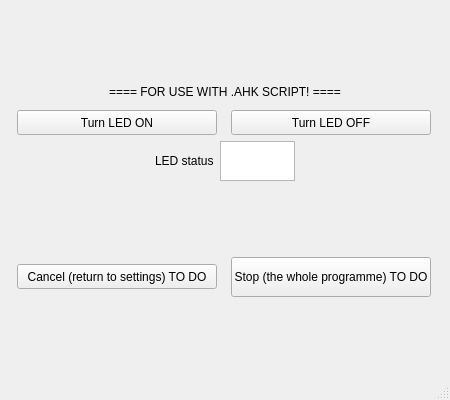
This is UIs/IrrKin.ui in CrespiLab/MODmode as Qt 5 draws it before an edit. The edited form follows.
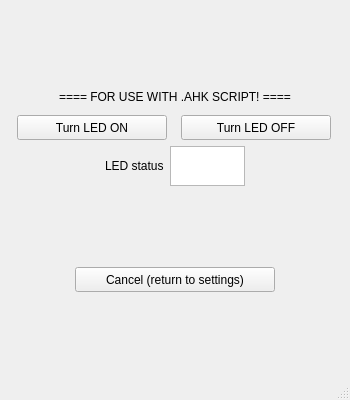
This is the edited form.

Patch:
```diff
--- a/UIs/IrrKin.ui
+++ b/UIs/IrrKin.ui
@@ -6,7 +6,7 @@
    <rect>
     <x>0</x>
     <y>0</y>
-    <width>450</width>
+    <width>350</width>
     <height>400</height>
    </rect>
   </property>
@@ -18,13 +18,13 @@
   </property>
   <property name="minimumSize">
    <size>
-    <width>450</width>
+    <width>350</width>
     <height>400</height>
    </size>
   </property>
   <property name="maximumSize">
    <size>
-    <width>450</width>
+    <width>350</width>
     <height>400</height>
    </size>
   </property>
@@ -39,7 +39,7 @@
        <widget class="QLabel" name="label_0">
         <property name="maximumSize">
          <size>
-          <width>350</width>
+          <width>300</width>
           <height>25</height>
          </size>
         </property>
@@ -60,7 +60,7 @@
           </property>
           <property name="maximumSize">
            <size>
-            <width>200</width>
+            <width>150</width>
             <height>25</height>
            </size>
           </property>
@@ -79,7 +79,7 @@
           </property>
           <property name="maximumSize">
            <size>
-            <width>200</width>
+            <width>150</width>
             <height>25</height>
            </size>
           </property>
@@ -159,20 +159,7 @@
          </size>
         </property>
         <property name="text">
-         <string>Cancel (return to settings) TO DO</string>
-        </property>
-       </widget>
-      </item>
-      <item>
-       <widget class="QPushButton" name="pushButton_Stop">
-        <property name="maximumSize">
-         <size>
-          <width>200</width>
-          <height>40</height>
-         </size>
-        </property>
-        <property name="text">
-         <string>Stop (the whole programme) TO DO</string>
+         <string>Cancel (return to settings)</string>
         </property>
        </widget>
       </item>
```
Left out of the diff: 4 changed lines with no effect on the pictures.
